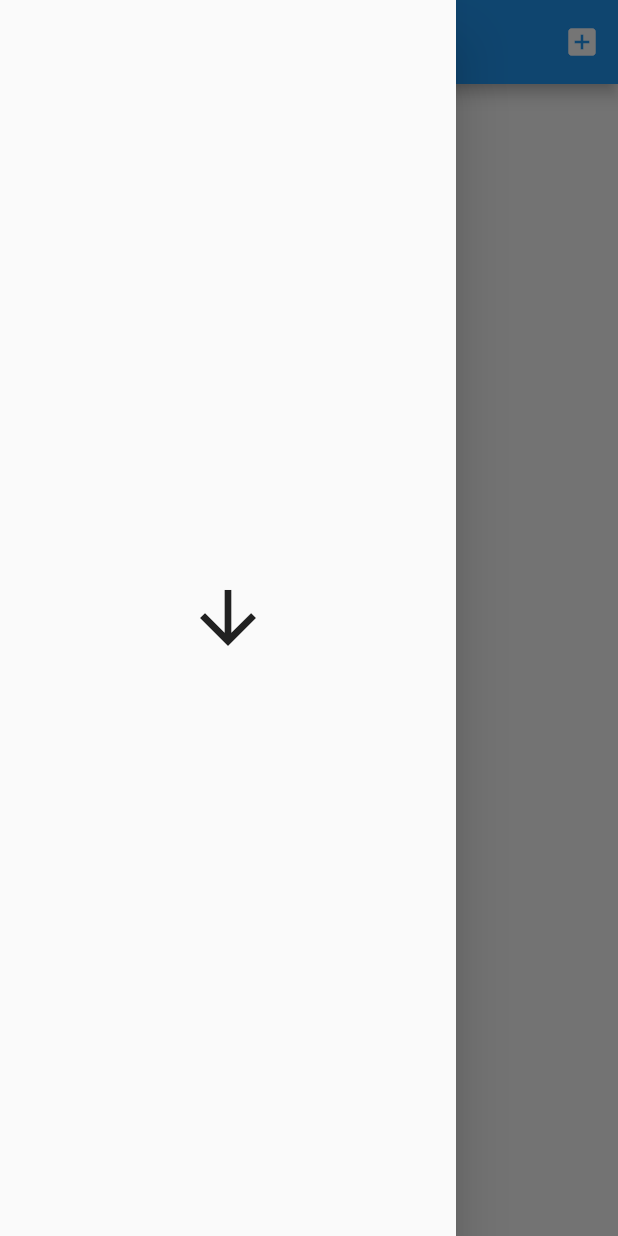
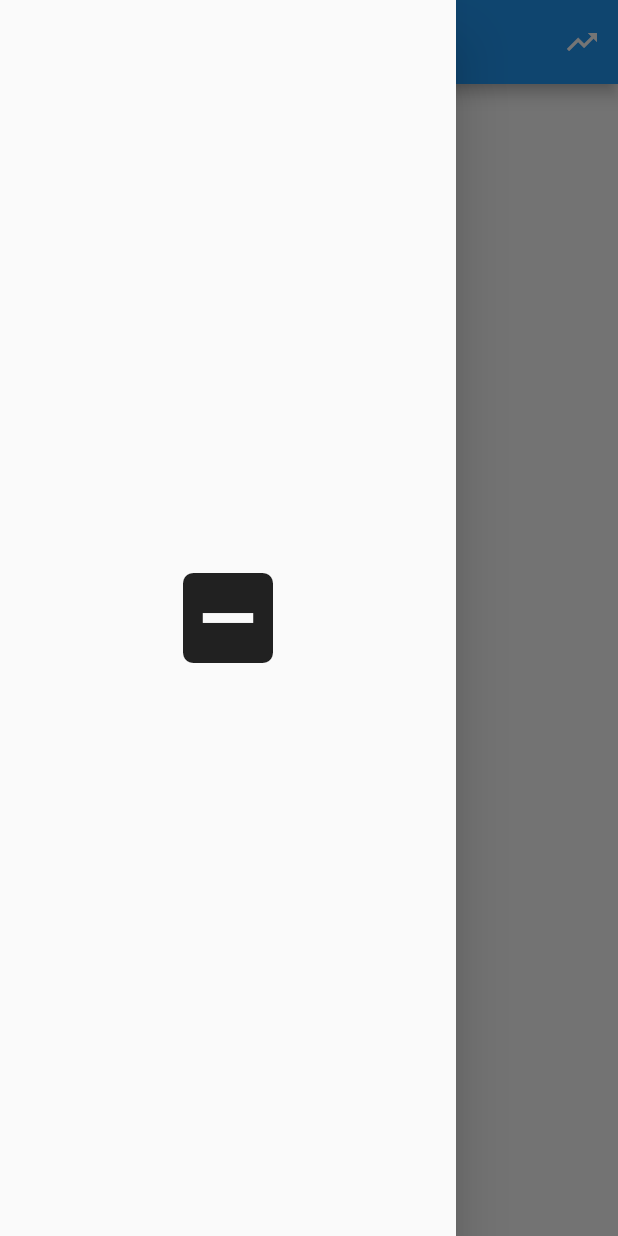
Before and after one commit to blkln/flutter_app, a Flutter app: the screen it shows after launch, with the side drawer open, on a phone screen of 412 x 824 dp. Run offline on Flutter 3.47's test engine with Material 2 defaults, Android fonts, the phone set to English and light mode, and no system bars.

Commit message:
chore(Widget): IconButtons icons

```diff
--- a/lib/main.dart
+++ b/lib/main.dart
@@ -101,12 +101,12 @@ class _MyHomePageState extends State<MyHomePage> {
         // the App.build method, and use it to set our appbar title.
         title: Text(widget.title),
         leading: IconButton(
-          icon: Icon(Icons.indeterminate_check_box),
+          icon: Icon(Icons.trending_down),
           onPressed: _openDrawer,
         ),
         actions: <Widget>[
           IconButton(
-            icon: Icon(Icons.add_box),
+            icon: Icon(Icons.trending_up),
             onPressed: _openEndDrawer,
           ),
         ],
@@ -143,16 +143,16 @@ class _MyHomePageState extends State<MyHomePage> {
       ),
       drawer: Drawer(
         child: IconButton(
-          icon: Icon(Icons.arrow_downward),
-          iconSize: 56.0,
+          icon: Icon(Icons.indeterminate_check_box),
+          iconSize: 80.0,
           onPressed: _decrementCounter,
           tooltip: 'Decrement counter by 1',
         ),
       ),
       endDrawer: Drawer(
         child: IconButton(
-          icon: Icon(Icons.arrow_upward),
-          iconSize: 56.0,
+          icon: Icon(Icons.add_box),
+          iconSize: 80.0,
           onPressed: _incrementCounter,
           tooltip: 'Increment counter by 1'
         )
```
